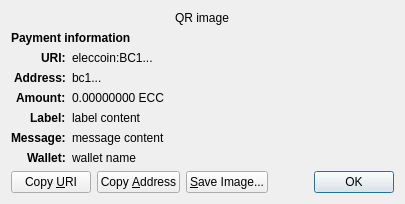
eleccoin/eleccoin, file src/qt/forms/receiverequestdialog.ui: the form before one commit.
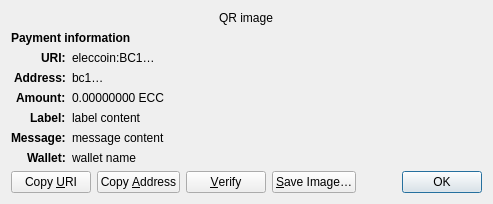
The form after the commit. Custom widgets are drawn as their Qt base class.

```diff
--- a/src/qt/forms/receiverequestdialog.ui
+++ b/src/qt/forms/receiverequestdialog.ui
@@ -65,7 +65,7 @@
    <item row="2" column="1" alignment="Qt::AlignTop">
     <widget class="QLabel" name="uri_content">
      <property name="text">
-      <string notr="true">eleccoin:BC1...</string>
+      <string notr="true">eleccoin:BC1…</string>
      </property>
      <property name="textFormat">
       <enum>Qt::RichText</enum>
@@ -97,7 +97,7 @@
    <item row="3" column="1" alignment="Qt::AlignTop">
     <widget class="QLabel" name="address_content">
      <property name="text">
-      <string notr="true">bc1...</string>
+      <string notr="true">bc1…</string>
      </property>
      <property name="textFormat">
       <enum>Qt::PlainText</enum>
@@ -254,10 +254,23 @@
        </property>
       </widget>
      </item>
+     <item>
+      <widget class="QPushButton" name="btnVerify">
+       <property name="text">
+        <string>&amp;Verify</string>
+       </property>
+       <property name="toolTip">
+        <string>Verify this address on e.g. a hardware wallet screen</string>
+       </property>
+       <property name="autoDefault">
+        <bool>false</bool>
+       </property>
+      </widget>
+     </item>
      <item>
       <widget class="QPushButton" name="btnSaveAs">
        <property name="text">
-        <string>&amp;Save Image...</string>
+        <string>&amp;Save Image…</string>
        </property>
        <property name="autoDefault">
         <bool>false</bool>
```
Left out of the diff: 2 changed lines with no effect on the pictures.
